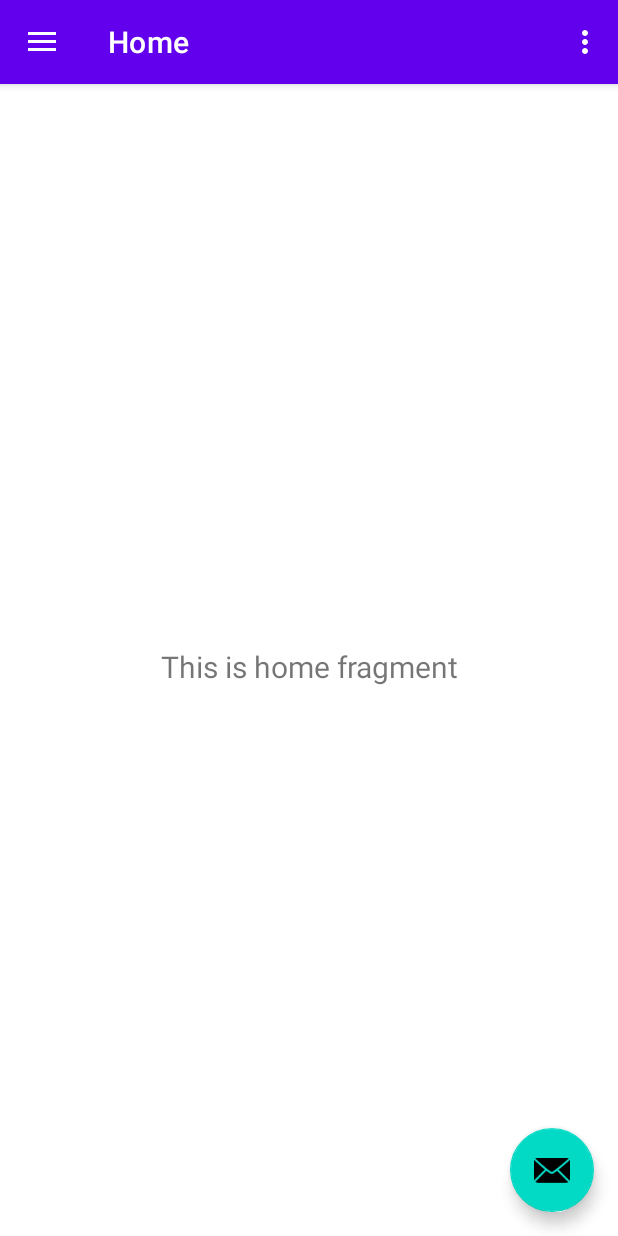
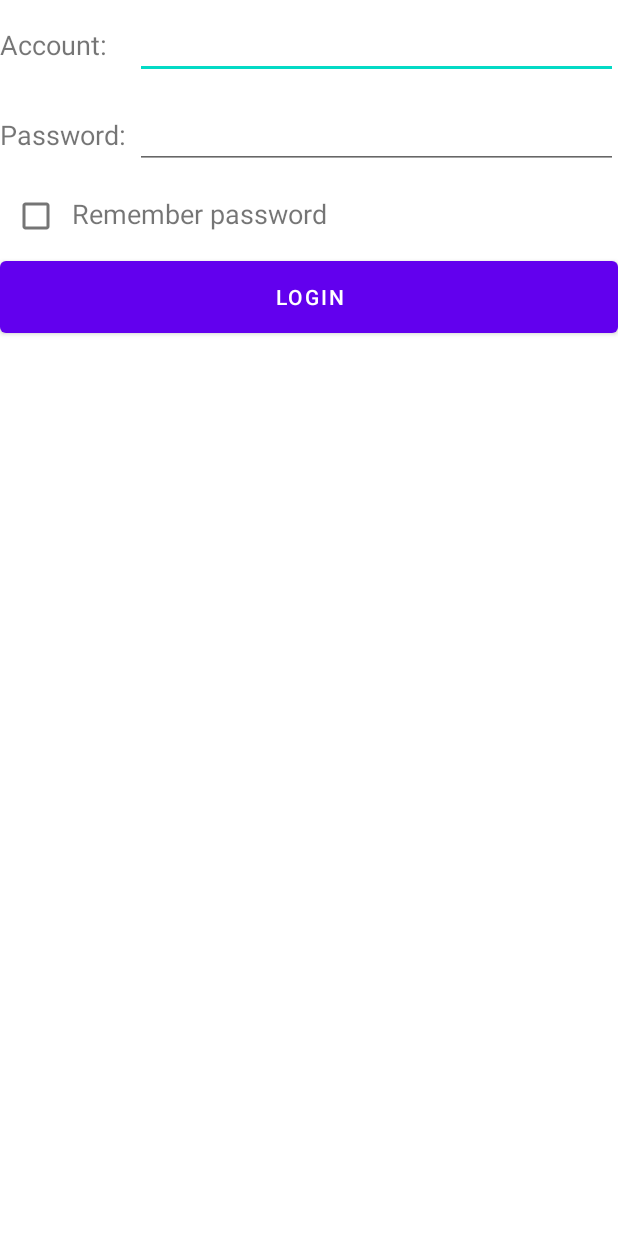
Before and after one commit to CodeRuiner404/FIT5046Test0, an Android app: the screen it shows after launch (MainActivity before the commit, SignInActivity after it), on a phone screen of 412 x 824 dp. Run offline under Robolectric (Android 15) with nearby library versions, the phone set to English and light mode, and no system bars.

Commit message:
Add sign, but it need more change

```diff
--- a/app/build.gradle
+++ b/app/build.gradle
@@ -37,6 +37,8 @@ dependencies {
     implementation 'androidx.navigation:navigation-ui:2.3.4'
     implementation 'androidx.lifecycle:lifecycle-livedata-ktx:2.3.1'
     implementation 'androidx.lifecycle:lifecycle-viewmodel-ktx:2.3.1'
+    implementation 'androidx.room:room-runtime:2.2.6'
+    annotationProcessor 'androidx.room:room-compiler:2.2.6'
     implementation 'androidx.legacy:legacy-support-v4:1.0.0'
     testImplementation 'junit:junit:4.+'
     androidTestImplementation 'androidx.test.ext:junit:1.1.2'
--- /dev/null
+++ b/app/src/main/java/com/example/fit5046test0/LogIn/SignInActivity.java
@@ -0,0 +1,83 @@
+package com.example.fit5046test0.LogIn;
+
+import android.content.Intent;
+import android.content.SharedPreferences;
+import android.os.Bundle;
+
+import com.example.fit5046test0.MainActivity;
+import com.google.android.material.floatingactionbutton.FloatingActionButton;
+import com.google.android.material.snackbar.Snackbar;
+
+import androidx.appcompat.app.AppCompatActivity;
+import androidx.appcompat.widget.Toolbar;
+
+import android.preference.PreferenceManager;
+import android.view.View;
+import android.widget.Button;
+import android.widget.CheckBox;
+import android.widget.EditText;
+import android.widget.Toast;
+
+import com.example.fit5046test0.R;
+
+public class SignInActivity extends AppCompatActivity {
+
+
+    private SharedPreferences pref;
+
+    private SharedPreferences.Editor editor;
+
+    private EditText accountEdit;
+
+    private EditText passwordEdit;
+
+    private Button login;
+
+    private CheckBox rememberPass;
+
+    @Override
+    protected void onCreate(Bundle savedInstanceState) {
+        super.onCreate(savedInstanceState);
+        setContentView(R.layout.activity_sign_in);
+        pref = PreferenceManager.getDefaultSharedPreferences(this);
+        accountEdit = (EditText) findViewById(R.id.signin_email);
+        passwordEdit = (EditText) findViewById(R.id.signin_password);
+        rememberPass = (CheckBox) findViewById(R.id.sign_in_remember_pass);
+        login = (Button) findViewById(R.id.signin_login);
+        boolean isRemember = pref.getBoolean("remember_password", false);
+
+        if (isRemember) {
+            String account = pref.getString("account", "");
+            String password = pref.getString("password", "");
+            accountEdit.setText(account);
+            passwordEdit.setText(password);
+            rememberPass.setChecked(true);
+        }
+
+        login.setOnClickListener(new View.OnClickListener() {
+            @Override
+            public void onClick(View v) {
+                String account = accountEdit.getText().toString();
+                String password = passwordEdit.getText().toString();
+                // 如果账号是admin且密码是123456，就认为登录成功
+                if (account.equals("admin") && password.equals("123456")) {
+                    editor = pref.edit();
+                    if (rememberPass.isChecked()) { // 检查复选框是否被选中
+                        editor.putBoolean("remember_password", true);
+                        editor.putString("account", account);
+                        editor.putString("password", password);
+                    } else {
+                        editor.clear();
+                    }
+                    editor.apply();
+                    Intent intent = new Intent(SignInActivity.this, MainActivity.class);
+                    startActivity(intent);
+                    finish();
+                } else {
+                    Toast.makeText(SignInActivity.this, "account or password is invalid",
+                            Toast.LENGTH_SHORT).show();
+                }
+            }
+        });
+    }
+}
--- /dev/null
+++ b/app/src/main/res/layout/activity_sign_in.xml
@@ -0,0 +1,69 @@
+<?xml version="1.0" encoding="utf-8"?>
+<LinearLayout xmlns:android="http://schemas.android.com/apk/res/android"
+    android:orientation="vertical"
+    android:layout_width="match_parent"
+    android:layout_height="match_parent">
+
+    <LinearLayout
+        android:orientation="horizontal"
+        android:layout_width="match_parent"
+        android:layout_height="60dp">
+        <TextView
+            android:layout_width="90dp"
+            android:layout_height="wrap_content"
+            android:layout_gravity="center_vertical"
+            android:textSize="18sp"
+            android:text="Account:" />
+
+        <EditText
+            android:id="@+id/signin_email"
+            android:layout_width="0dp"
+            android:layout_height="wrap_content"
+            android:layout_weight="1"
+            android:layout_gravity="center_vertical"/>
+    </LinearLayout>
+
+    <LinearLayout
+        android:orientation="horizontal"
+        android:layout_width="match_parent"
+        android:layout_height="60dp">
+        <TextView
+            android:layout_width="90dp"
+            android:layout_height="wrap_content"
+            android:layout_gravity="center_vertical"
+            android:textSize="18sp"
+            android:text="Password:" />
+
+        <EditText
+            android:id="@+id/signin_password"
+            android:layout_width="0dp"
+            android:layout_height="wrap_content"
+            android:layout_weight="1"
+            android:layout_gravity="center_vertical"
+            android:inputType="textPassword" />
+    </LinearLayout>
+
+    <LinearLayout
+        android:orientation="horizontal"
+        android:layout_width="match_parent"
+        android:layout_height="wrap_content">
+        <CheckBox
+            android:id="@+id/sign_in_remember_pass"
+            android:layout_width="wrap_content"
+            android:layout_height="wrap_content" />
+
+        <TextView
+            android:layout_width="wrap_content"
+            android:layout_height="wrap_content"
+            android:textSize="18sp"
+            android:text="Remember password" />
+
+    </LinearLayout>
+
+    <Button
+        android:id="@+id/signin_login"
+        android:layout_width="match_parent"
+        android:layout_height="60dp"
+        android:text="Login" />
+
+</LinearLayout>
```
Also changed, not shown: app/src/main/AndroidManifest.xml (+10 -0 lines), app/src/main/java/com/example/fit5046test0/room/PainRecord.java (added, +29 -0 lines), app/src/main/res/values/strings.xml (+9 -0 lines).
